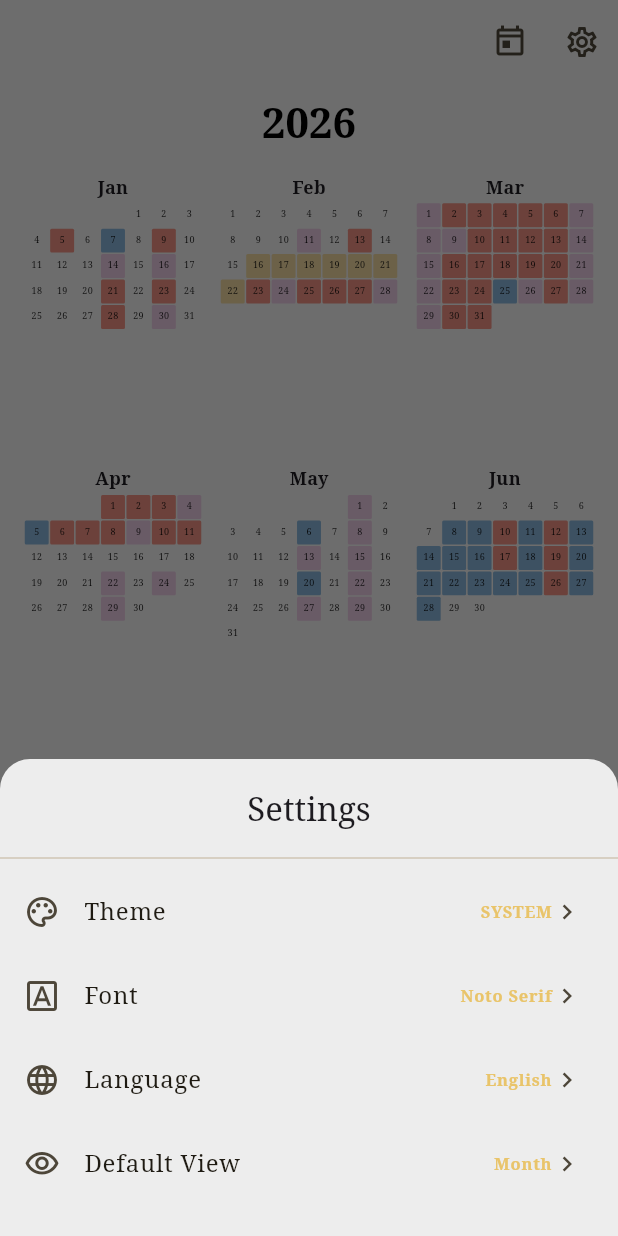
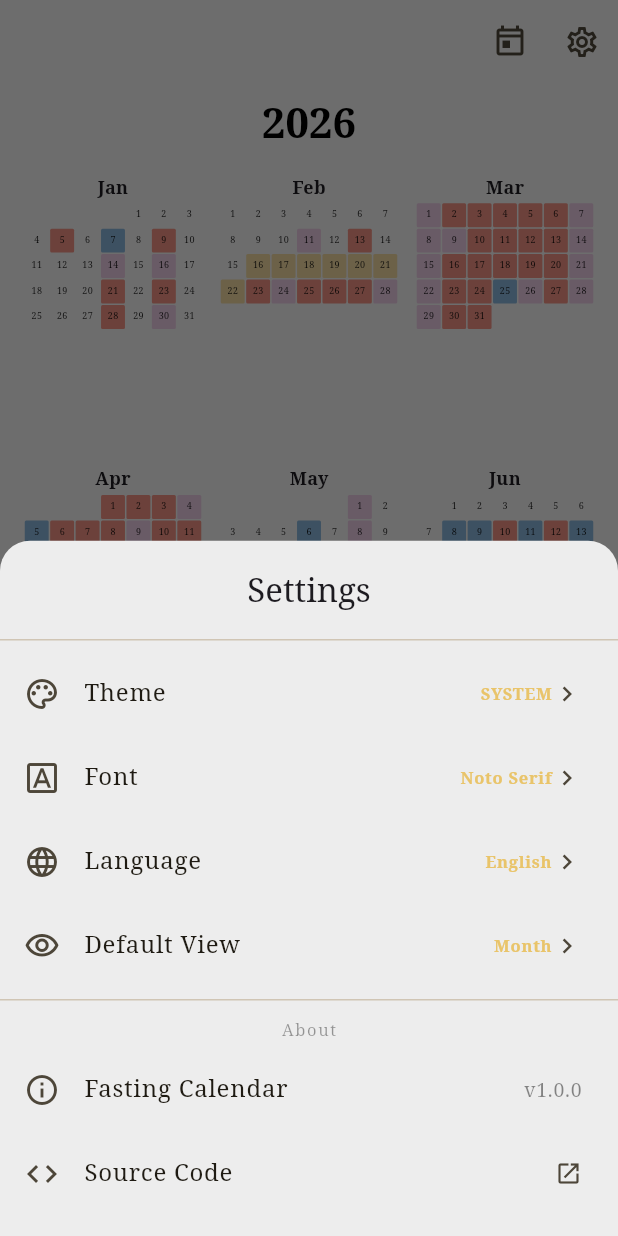
Before and after one commit to d3metrious/OrthodoxFastingCalender, a Flutter app: the screen it shows after launch, item 3 of the bottom bar chosen, after a tap on the "settings" icon, on a phone screen of 412 x 824 dp. Run offline on Flutter 3.47's test engine with Material 3 defaults, Android fonts, the phone set to English and light mode, and no system bars; our stand-ins replace google_fonts, shared_preferences, table_calendar.

Commit message:
About section in settings

```diff
--- a/lib/pages/calendar_page.dart
+++ b/lib/pages/calendar_page.dart
@@ -10,6 +10,7 @@ import 'package:fastingcalender/widgets/year_view.dart';
 import 'package:flutter/material.dart';
 import 'package:table_calendar/table_calendar.dart';
 import 'package:intl/intl.dart';
+import 'package:url_launcher/url_launcher.dart';
 
 class CalendarPage extends StatefulWidget {
   const CalendarPage({super.key});
@@ -77,6 +78,11 @@ class _CalendarPageState extends State<CalendarPage> {
             final sheetStrings = Translations.of(languageService.language);
 
             return SafeArea(
+              child: ConstrainedBox(
+                constraints: BoxConstraints(
+                  maxHeight: MediaQuery.of(context).size.height * 0.85,
+                ),
+                child: SingleChildScrollView(
                   child: Padding(
                     padding: const EdgeInsets.symmetric(vertical: 20),
                     child: Column(
@@ -126,7 +132,54 @@ class _CalendarPageState extends State<CalendarPage> {
                         sheetDarkMode
                       ),
                     ),
+
+                    const Divider(),
+                    Padding(
+                      padding: const EdgeInsets.symmetric(horizontal: 16, vertical: 4),
+                      child: Text(
+                        sheetStrings.about,
+                        style: Theme.of(context).textTheme.labelSmall?.copyWith(
+                          color: sheetDarkMode ? Colors.white38 : Colors.black38,
+                          letterSpacing: 1.1,
+                        ),
+                      ),
+                    ),
+
+                    // Version
+                    ListTile(
+                      leading: const Icon(Icons.info_outline),
+                      title: const Text('Fasting Calendar'),
+                      trailing: Text(
+                        'v1.0.0',
+                        style: TextStyle(
+                          color: sheetDarkMode ? Colors.white54 : Colors.black45,
+                          fontSize: 13,
+                        ),
+                      ),
+                    ),
+
+                    // Source code
+                    ListTile(
+                      leading: const Icon(Icons.code_outlined),
+                      title: const Text('Source Code'),
+                      trailing: const Icon(Icons.open_in_new, size: 18),
+                      onTap: () => _launchUrl(
+                        'https://github.com/d3metrious/OrthodoxFastingCalender',
+                      ),
+                    ),
+
+                    // Contact
+                    ListTile(
+                      leading: const Icon(Icons.mail_outline),
+                      title: const Text('Contact'),
+                      trailing: const Icon(Icons.open_in_new, size: 18),
+                      onTap: () => _launchUrl(
+                        'https://www.jimidemetriou.com',
+                      ),
+                    ),
                       ],
+                    ),
+                  ),
                 ),
               ),
             );
@@ -140,6 +193,17 @@ class _CalendarPageState extends State<CalendarPage> {
     if (themeService.defaultTabIndex == 0) return s.day;
     if (themeService.defaultTabIndex == 1) return s.month;
     return s.year;
+  }
+
+  Future<void> _launchUrl(String url) async {
+    final uri = Uri.parse(url);
+    if (!await launchUrl(uri, mode: LaunchMode.externalApplication)) {
+      if (mounted) {
+        ScaffoldMessenger.of(context).showSnackBar(
+          SnackBar(content: Text('Could not open $url')),
+        );
+      }
+    }
   }
 
   Widget _buildSettingTile({
--- a/lib/utils/translations.dart
+++ b/lib/utils/translations.dart
@@ -6,6 +6,7 @@ import '../services/fasting_service.dart';
 class AppStrings {
   String get today => 'Today';
   String get settings => 'Settings';
+  String get about => 'About';
   String get theme => 'Theme';
   String get light => 'Light Mode';
   String get dark => 'Dark Mode';
@@ -64,6 +65,7 @@ class AppStrings {
 class GreekStrings extends AppStrings {
   @override String get today => 'Σήμερα';
   @override String get settings => 'Ρυθμίσεις';
+  @override String get about => 'Σχετικά';
   @override String get theme => 'Θέμα';
   @override String get light => 'Φωτεινό';
   @override String get dark => 'Σκούρο';
@@ -119,6 +121,7 @@ class GreekStrings extends AppStrings {
 class ArabicStrings extends AppStrings {
   @override String get today => 'اليوم';
   @override String get settings => 'الإعدادات';
+  @override String get about => 'حول';
   @override String get theme => 'المظهر';
   @override String get light => 'وضع فاتح';
   @override String get dark => 'وضع داكن';
@@ -172,6 +175,7 @@ class ArabicStrings extends AppStrings {
 class SlavonicStrings extends AppStrings {
   @override String get today => 'Днесь';
   @override String get settings => 'Настройки';
+  @override String get about => 'О приложеніи';
   @override String get theme => 'Оформленіе';
   @override String get light => 'Свѣтлая';
   @override String get dark => 'Темная';
@@ -225,6 +229,7 @@ class SlavonicStrings extends AppStrings {
 class AmharicStrings extends AppStrings {
   @override String get today => 'ዛሬ';
   @override String get settings => 'ቅንጅቶች';
+  @override String get about => 'ስለ';
   @override String get theme => 'ገጽታ';
   @override String get light => 'ብሩህ ገጽታ';
   @override String get dark => 'ጨለማ ገጽታ';
--- a/pubspec.yaml
+++ b/pubspec.yaml
@@ -15,6 +15,7 @@ dependencies:
   shared_preferences: ^2.2.2
   cupertino_icons: ^1.0.8
   google_fonts: ^6.2.1
+  url_launcher: ^6.3.1
 
 dev_dependencies:
   flutter_test:
```
Also changed, not shown: pubspec.lock, 6 other files. Lines whose indentation alone changed are shown as unchanged.
